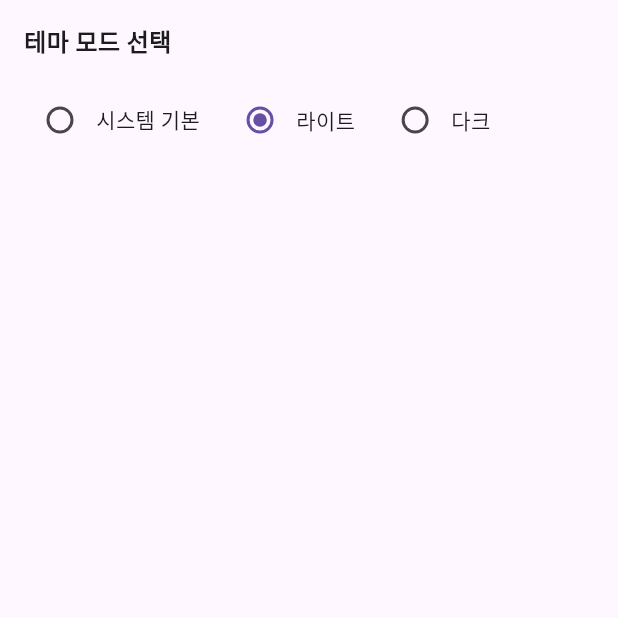
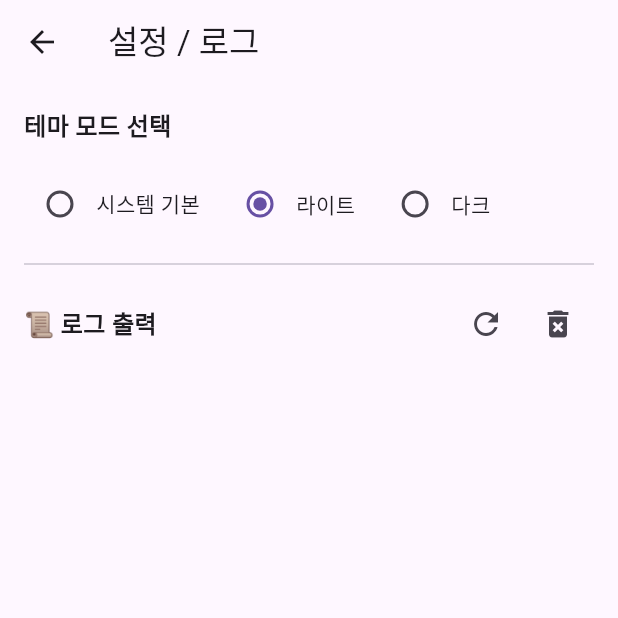
Before and after one commit to ddddongc/f_mob_samp, a Flutter app: the SettingsScreen screen opened directly with empty values, on a phone screen of 412 x 824 dp, the top half of it. Run offline on Flutter 3.47's test engine with Material 3 defaults, Android fonts, the phone set to English and light mode, and no system bars; our stand-ins replace geolocator, google_maps_flutter, shared_preferences, table_calendar; accounts and stored records are empty.

Commit message:
로그 확인용 화면 추가

```diff
--- a/lib/page/settings_screen.dart
+++ b/lib/page/settings_screen.dart
@@ -1,53 +1,101 @@
 import 'package:flutter/material.dart';
+import '../util/log_service.dart'; // 실제 경로로 변경
 
-class SettingsScreen extends StatelessWidget {
+class SettingsScreen extends StatefulWidget {
   final Function(ThemeMode) onThemeChanged;
   final ThemeMode currentMode;
 
-  SettingsScreen({
+  const SettingsScreen({
+    Key? key,
     required this.onThemeChanged,
     required this.currentMode,
-  });
+  }) : super(key: key);
+
+  @override
+  State<SettingsScreen> createState() => _SettingsScreenState();
+}
+
+class _SettingsScreenState extends State<SettingsScreen> {
+  void _refreshLogs() {
+    setState(() {}); // 로그가 갱신되도록
+  }
+
   @override
   Widget build(BuildContext context) {
+    final logs = LogService.all;
+
     return Scaffold(
-      /*appBar: AppBar(title: Text("설정")),*/
+      appBar: AppBar(title: const Text("설정 / 로그")),
       body: Padding(
         padding: const EdgeInsets.all(16.0),
         child: Column(
           crossAxisAlignment: CrossAxisAlignment.start,
           children: [
-            Text("테마 모드 선택", style: TextStyle(fontSize: 16, fontWeight: FontWeight.bold)),
-            SizedBox(height: 16),
+            const Text("테마 모드 선택", style: TextStyle(fontSize: 16, fontWeight: FontWeight.bold)),
+            const SizedBox(height: 16),
             Row(
               children: [
                 Radio<ThemeMode>(
                   value: ThemeMode.system,
-                  groupValue: currentMode,
+                  groupValue: widget.currentMode,
                   onChanged: (value) {
-                    if (value != null) onThemeChanged(value);
+                    if (value != null) widget.onThemeChanged(value);
                   },
                 ),
-                Text("시스템 기본"),
-                SizedBox(width: 16),
+                const Text("시스템 기본"),
+                const SizedBox(width: 16),
                 Radio<ThemeMode>(
                   value: ThemeMode.light,
-                  groupValue: currentMode,
+                  groupValue: widget.currentMode,
                   onChanged: (value) {
-                    if (value != null) onThemeChanged(value);
+                    if (value != null) widget.onThemeChanged(value);
                   },
                 ),
-                Text("라이트"),
-                SizedBox(width: 16),
+                const Text("라이트"),
+                const SizedBox(width: 16),
                 Radio<ThemeMode>(
                   value: ThemeMode.dark,
-                  groupValue: currentMode,
+                  groupValue: widget.currentMode,
                   onChanged: (value) {
-                    if (value != null) onThemeChanged(value);
+                    if (value != null) widget.onThemeChanged(value);
                   },
                 ),
-                Text("다크"),
+                const Text("다크"),
               ],
+            ),
+            const Divider(height: 32),
+            Row(
+              mainAxisAlignment: MainAxisAlignment.spaceBetween,
+              children: [
+                const Text("📜 로그 출력", style: TextStyle(fontSize: 16, fontWeight: FontWeight.bold)),
+                Row(
+                  children: [
+                    IconButton(
+                      icon: const Icon(Icons.refresh),
+                      onPressed: _refreshLogs,
+                      tooltip: "새로고침",
+                    ),
+                    IconButton(
+                      icon: const Icon(Icons.delete_forever),
+                      onPressed: () {
+                        LogService.clear();
+                        _refreshLogs();
+                      },
+                      tooltip: "로그 삭제",
+                    ),
+                  ],
+                ),
+              ],
+            ),
+            const SizedBox(height: 8),
+            Expanded(
+              child: ListView.builder(
+                itemCount: logs.length,
+                itemBuilder: (context, index) => Padding(
+                  padding: const EdgeInsets.symmetric(vertical: 4),
+                  child: Text(logs[index]),
+                ),
+              ),
             ),
           ],
         ),
--- /dev/null
+++ b/lib/util/log_service.dart
@@ -0,0 +1,13 @@
+// lib/services/log_service.dart
+class LogService {
+  static final List<String> _logs = [];
+
+  static void add(String message) {
+    final timestamp = DateTime.now().toIso8601String();
+    _logs.insert(0, '[$timestamp] $message');
+  }
+
+  static void clear() => _logs.clear();
+
+  static List<String> get all => List.unmodifiable(_logs);
+}
```
Also changed, not shown: lib/page/map_screen.dart (+57 -0 lines).
